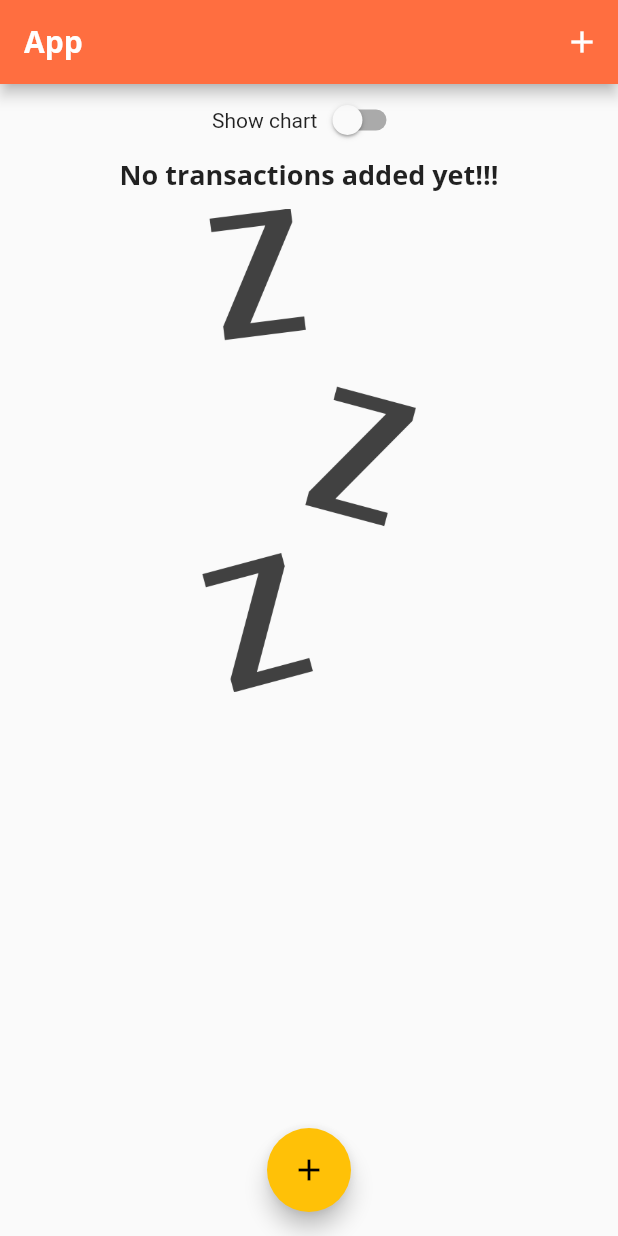
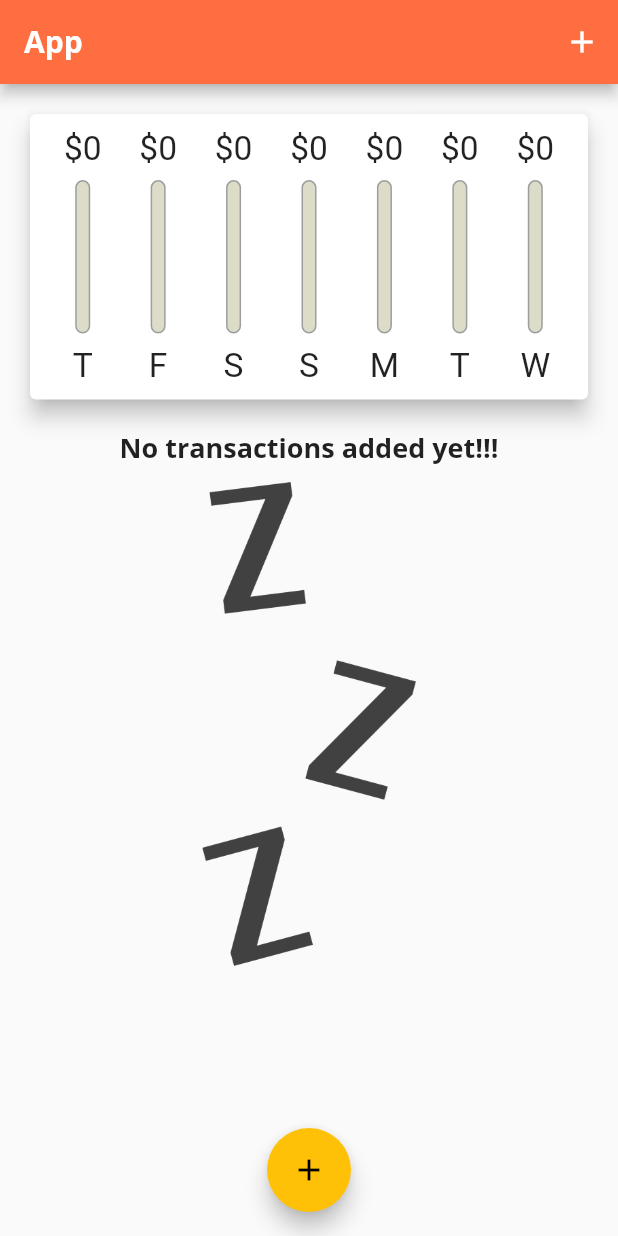
Before and after one commit to boyk0/pesonal-expenses-app, a Flutter app: the screen it shows after launch, on a phone screen of 412 x 824 dp. Run offline on Flutter 3.47's test engine with Material 2 defaults, Android fonts, the phone set to English and light mode, and no system bars.

Commit message:
add togle in landscape mode

```diff
--- a/lib/main.dart
+++ b/lib/main.dart
@@ -98,6 +98,8 @@ class _MyHomePageState extends State<MyHomePage> {
 
   @override
   Widget build(BuildContext context) {
+    final bool isLandscape = MediaQuery.of(context).orientation == Orientation.landscape;
+
     final appBar = AppBar(
       title: Text(
         'App',
@@ -113,6 +115,16 @@ class _MyHomePageState extends State<MyHomePage> {
       ],
     );
 
+    final transactionsListWidget = Container(
+      height: (MediaQuery.of(context).size.height - appBar.preferredSize.height - MediaQuery.of(context).padding.top) * 0.7,
+      child: TransactionList(_userTransactions, _deleteTransaction),
+    );
+
+    final chartWidget = Container(
+      height: (MediaQuery.of(context).size.height - appBar.preferredSize.height - MediaQuery.of(context).padding.top) * 0.7,
+      child: Chart(_recentTransactions),
+    );
+
     return Scaffold(
       appBar: appBar,
       body: SingleChildScrollView(
@@ -120,7 +132,7 @@ class _MyHomePageState extends State<MyHomePage> {
           mainAxisAlignment: MainAxisAlignment.start,
           crossAxisAlignment: CrossAxisAlignment.stretch,
           children: <Widget>[
-            Row(
+            if (isLandscape) Row(
               mainAxisAlignment: MainAxisAlignment.center,
               children: [
                 Text('Show chart'),
@@ -131,13 +143,16 @@ class _MyHomePageState extends State<MyHomePage> {
                 },),
               ],
             ),
-            _showChart ? Container(
+            if (!isLandscape) Container(
+              height: (MediaQuery.of(context).size.height - appBar.preferredSize.height - MediaQuery.of(context).padding.top) * 0.3,
+              child: Chart(_recentTransactions),
+            ),
+            if (!isLandscape) transactionsListWidget,
+
+            if (isLandscape) _showChart ? Container(
               height: (MediaQuery.of(context).size.height - appBar.preferredSize.height - MediaQuery.of(context).padding.top) * 0.7,
               child: Chart(_recentTransactions),
-            ) : Container(
-              height: (MediaQuery.of(context).size.height - appBar.preferredSize.height - MediaQuery.of(context).padding.top) * 0.7,
-              child: TransactionList(_userTransactions, _deleteTransaction),
-            )
+            ) : transactionsListWidget
           ],
         ),
       ),
```
